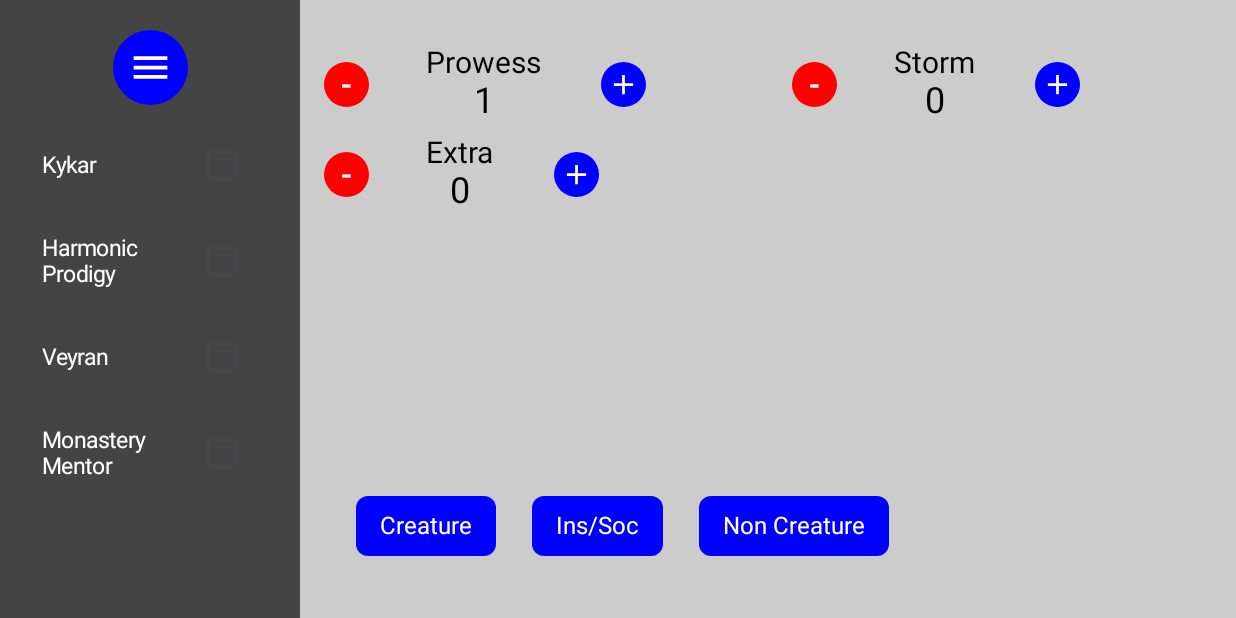
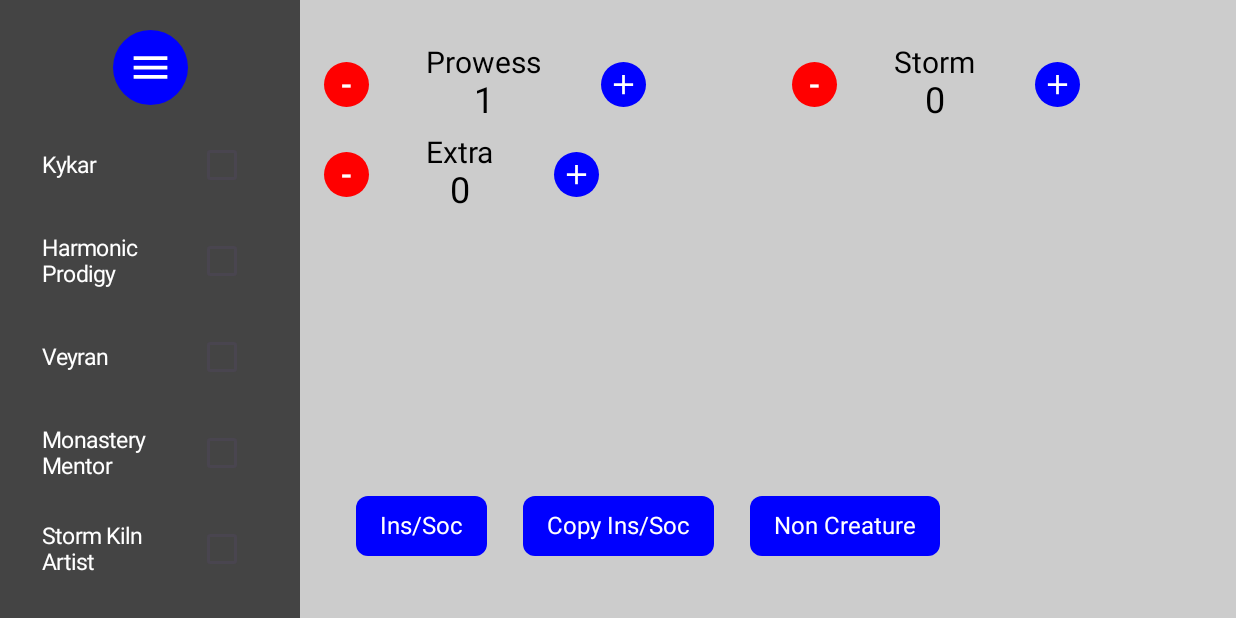
Before and after one commit to PriteshPatel3/SaltSlinger, an Android app built with Jetpack Compose: the screen it shows after launch (MainActivity), after a tap on "Ins/Soc", on a phone screen of 824 x 412 dp (held sideways). Run offline under Robolectric (Android 15) with nearby library versions, the phone set to English and light mode, and no system bars; 3 other taps on this screen came first.

Commit message:
Added triggerType to Item Grouped token tracker by a data class GameResources with string maping to relevant tracker Added cast function to increment relevant tracker based on checked items and items trigger type Mapped cast fucntions to cast buttons

```diff
--- a/app/src/main/java/com/example/myapplication/MainActivity.kt
+++ b/app/src/main/java/com/example/myapplication/MainActivity.kt
@@ -1,16 +1,12 @@
 package com.example.myapplication
 
-import android.graphics.Rect
+import com.example.myapplication.getItemsByTriggerType
 import android.os.Bundle
-import android.view.TouchDelegate
-import android.view.View
-import android.widget.Button
 import androidx.activity.ComponentActivity
 import androidx.activity.SystemBarStyle
 import androidx.activity.compose.setContent
 import androidx.activity.enableEdgeToEdge
 import androidx.compose.animation.core.animateDpAsState
-import androidx.compose.animation.core.tween
 import androidx.compose.foundation.background
 import androidx.compose.foundation.clickable
 import androidx.compose.foundation.layout.Arrangement
@@ -21,35 +17,27 @@ import androidx.compose.foundation.layout.FlowRow
 import androidx.compose.foundation.layout.PaddingValues
 import androidx.compose.foundation.layout.Row
 import androidx.compose.foundation.layout.Spacer
-import androidx.compose.foundation.layout.defaultMinSize
 import androidx.compose.foundation.layout.fillMaxHeight
 import androidx.compose.foundation.layout.fillMaxSize
 import androidx.compose.foundation.layout.fillMaxWidth
-import androidx.compose.foundation.layout.height
 import androidx.compose.foundation.layout.padding
 import androidx.compose.foundation.layout.size
 import androidx.compose.foundation.layout.width
 import androidx.compose.foundation.layout.wrapContentWidth
-import androidx.compose.foundation.lazy.grid.GridCells
-import androidx.compose.foundation.lazy.grid.LazyHorizontalGrid
-import androidx.compose.foundation.lazy.grid.LazyVerticalGrid
 import androidx.compose.foundation.rememberScrollState
 import androidx.compose.foundation.shape.CircleShape
 import androidx.compose.foundation.shape.RoundedCornerShape
 import androidx.compose.foundation.verticalScroll
 import androidx.compose.material.icons.Icons
 import androidx.compose.material.icons.filled.Add
-import androidx.compose.material.icons.filled.ArrowBack
-import androidx.compose.material.icons.filled.ArrowForward
 import androidx.compose.material.icons.filled.Menu
 import androidx.compose.material3.Button
 import androidx.compose.material3.ButtonDefaults
 import androidx.compose.material3.Checkbox
 import androidx.compose.material3.Icon
-import androidx.compose.material3.Surface
 import androidx.compose.material3.Text
-import androidx.compose.material3.TextField
 import androidx.compose.runtime.Composable
+import androidx.compose.runtime.MutableState
 import androidx.compose.runtime.getValue
 import androidx.compose.runtime.mutableStateMapOf
 import androidx.compose.runtime.mutableStateOf
@@ -60,10 +48,10 @@ import androidx.compose.ui.Modifier
 import androidx.compose.ui.graphics.Color
 import androidx.compose.ui.graphics.vector.ImageVector
 import androidx.compose.ui.text.TextStyle
-import androidx.compose.ui.text.font.FontWeight
 import androidx.compose.ui.unit.Dp
 import androidx.compose.ui.unit.dp
 import androidx.compose.ui.unit.sp
+import kotlin.reflect.KMutableProperty0
 
 data class Item(
     val id: Int,
@@ -71,8 +59,30 @@ data class Item(
     val code: String,
     val resourceType: String, // e.g., "spirit", "monk", "treasure"
     val baseIncrement: Int = 1, // Default increment
-    val synergyRules: (Map<String, Boolean>) -> Int = { 0 } // Additional increment based on other items
+    val triggerType: String, // what causes this Item to generate its resource
+    val synergyRules: (Map<String, Boolean>) -> Int = { 0 }, // Additional increment based on other items
 )
+
+// Define the data class outside of any composable
+data class GameResources(
+    val spirit: MutableState<Int> = mutableStateOf(0),
+    val prowess: MutableState<Int> = mutableStateOf(0),
+    val treasure: MutableState<Int> = mutableStateOf(0),
+    val storm: MutableState<Int> = mutableStateOf(0),
+    val monk: MutableState<Int> = mutableStateOf(0),
+    val extraResource: MutableState<Int> = mutableStateOf(0),
+    val isPanelExpanded: Boolean = false
+) {
+    // Optionally, keep your resourceMap for convenience
+    val resourceMap: Map<String, MutableState<Int>> = mapOf(
+        "spirit" to spirit,
+        "prowess" to prowess,
+        "treasure" to treasure,
+        "storm" to storm,
+        "monk" to monk,
+        "extraResource" to extraResource
+    )
+}
 
 class MainActivity : ComponentActivity() {
     override fun onCreate(savedInstanceState: Bundle?) {
@@ -91,12 +101,8 @@ class MainActivity : ComponentActivity() {
 @OptIn(ExperimentalLayoutApi::class)
 @Composable
 fun GameResourceTracker() {
-    var spirit by remember { mutableStateOf(0) }
-    var prowess by remember { mutableStateOf(0) }
-    var treasure by remember { mutableStateOf(0) }
-    var storm by remember { mutableStateOf(0) }
-    var monk by remember { mutableStateOf(0) }
-    var extraResource by remember { mutableStateOf(0) }
+//    var gameResources by remember { mutableStateOf(GameResources()) }
+    val gameResources = remember { GameResources() }
     var isPanelExpanded by remember { mutableStateOf(false) } // State for panel
 
     // Animate the panel width
@@ -106,16 +112,30 @@ fun GameResourceTracker() {
 
     // This inits random items with item class structure
     val items = listOf(
-        Item(1, "Kykar", "kykar", "spirit", 1, { states ->
+        Item(1, "Kykar", "kykar", "spirit", 1, "noncreature", { states ->
             var extra = 0
             if (states["hProdigy"] == true) extra += 1 // Harmonic doubles it
             if (states["veyran"] == true) extra += 1  // Veyran adds another
             extra
         }),
-        Item(2, "Harmonic Prodigy", "hProdigy", "none", 0), // No direct resource, just synergy
-        Item(3, "Veyran", "veyran", "none", 0), // No direct resource, just synergy
-        Item(4, "Monastery Mentor", "mMentor", "monk", 1, { states ->
-            if (states["hProdigy"] == true) 1 else 0 // Harmonic doubles, Veyran has no effect
+        Item(2, "Harmonic Prodigy", "hProdigy", "none", 0, "none"), // No direct resource, just synergy
+        Item(3, "Veyran", "veyran", "none", 0, "none"), // No direct resource, just synergy
+        Item(4, "Monastery Mentor", "mMentor", "monk", 1, "noncreature", { states ->
+            var extra = 0
+            if (states["hProdigy"] == true) extra += 1 // Harmonic doubles, Veyran has no effect
+            extra
+        }),
+        Item(5, "Storm Kiln Artist", "skArtist", "treasure", 1, "magecraft", { states ->
+            var extra = 0
+            if (states["hProdigy"] == true) extra += 1
+            if (states["veyran"] == true) extra += 1  // Veyran adds another
+            extra
+        }),
+        Item(6, "Storm Kiln Artist2", "skArtist2", "treasure", 1, "magecraft", { states ->
+            var extra = 0
+            if (states["hProdigy"] == true) extra += 1
+            if (states["veyran"] == true) extra += 1  // Veyran adds another
+            extra
         })
     )
 
@@ -204,20 +224,20 @@ fun GameResourceTracker() {
                 .padding(top = 25.dp),
             horizontalArrangement = Arrangement.SpaceEvenly
         ) {
-            CounterColumn("Prowess", prowess, { prowess++ }, { prowess-- }, Modifier.weight(1f))
-            CounterColumn("Storm", storm, { storm++ }, { storm-- }, Modifier.weight(1f))
+            CounterColumn("Prowess", gameResources.prowess.value, { gameResources.prowess.value++ }, { gameResources.prowess.value-- }, Modifier.weight(1f))
+            CounterColumn("Storm", gameResources.storm.value, { gameResources.storm.value++ }, { gameResources.storm.value-- }, Modifier.weight(1f))
+            CounterColumn("Extra", gameResources.extraResource.value, { gameResources.extraResource.value++ }, { gameResources.extraResource.value-- }, Modifier.weight(1f))
 
             if (checkedStates["kykar"] == true) {
-                val spiritIncrement = calculateIncrement("spirit", checkedStates, items)
-                CounterColumn("Spirit", spirit, { spirit += spiritIncrement }, { spirit-- }, Modifier.weight(1f))
+//                CounterColumn("Spirit", spirit, { spirit += spiritIncrement }, { spirit-- }, Modifier.weight(1f))
+                CounterColumn("Spirit", gameResources.spirit.value, { gameResources.spirit.value++ }, { gameResources.spirit.value-- }, Modifier.weight(1f))
             }
             if (checkedStates["skArtist"] == true){
-                CounterColumn("Treasure", treasure, { treasure++ }, { treasure-- }, Modifier.weight(1f))
+                CounterColumn("Treasure", gameResources.treasure.value, { gameResources.treasure.value++ }, { gameResources.treasure.value-- }, Modifier.weight(1f))
             }
             if (checkedStates["mMentor"] == true){
-                CounterColumn("Monk", monk, { monk++ }, { monk-- }, Modifier.weight(1f))
+                CounterColumn("Monk", gameResources.monk.value, { gameResources.monk.value++ }, { gameResources.monk.value-- }, Modifier.weight(1f))
             }
-            CounterColumn("Extra", extraResource, { extraResource++ }, { extraResource-- }, Modifier.weight(1f))
         }
 
         FlowRow(
@@ -227,23 +247,37 @@ fun GameResourceTracker() {
             horizontalArrangement = Arrangement.SpaceEvenly,
             verticalArrangement = Arrangement.Bottom // Align content to bottom
         ) {
-            CastColumn("Creature", {})
-            CastColumn("Ins/Soc", {})
-            CastColumn("Non Creature", {})
+//            CastColumn("Creature", {})
+            CastColumn("Ins/Soc", { cast("noncreature", gameResources, items, checkedStates ); cast("magecraft", gameResources, items, checkedStates ) })
+            CastColumn("Copy Ins/Soc", { cast("magecraft", gameResources, items, checkedStates ) })
+            CastColumn("Non Creature", { cast("noncreature", gameResources, items, checkedStates ) })
         }
         }
     }
 }
-fun calculateIncrement(resourceType: String, checkedStates: Map<String, Boolean>, items: List<Item>): Int {
+fun calculateIncrement(resourceType: String, checkedStates: Map<String, Boolean>, item: Item): Int {
     var totalIncrement = 0
-    items.filter { checkedStates[it.code] == true }.forEach { item ->
-        if (item.resourceType == resourceType) {
-            totalIncrement += item.baseIncrement + item.synergyRules(checkedStates)
-        }
+    if (item.resourceType == resourceType) {
+        totalIncrement += item.baseIncrement + item.synergyRules(checkedStates)
     }
     return totalIncrement
 }
 
+fun cast(
+    triggerType: String,
+    gameResources: GameResources,
+    items: List<Item>,
+    checkedStates: Map<String, Boolean>
+) {
+    val filtheredItems = getItemsByTriggerType(items, triggerType)
+        .filter { item -> checkedStates[item.code] == true }
+    filtheredItems.forEach { item ->
+        val resourceIncrement = calculateIncrement(item.resourceType, checkedStates, item)
+        gameResources.resourceMap[item.resourceType]?.let { resourceState ->
+            resourceState.value = resourceState.value + resourceIncrement
+        }
+    }
+}
 @Composable
 fun SidePanelItem(
     item: Item,
--- /dev/null
+++ b/app/src/main/java/com/example/myapplication/notes.txt
@@ -0,0 +1,3 @@
+Prowess - trigger on noncreature spell
+skArtist - magecraft - cast/copy instant or sorcery
+storm - any spell
--- /dev/null
+++ b/app/src/main/java/com/example/myapplication/utils.kt
@@ -0,0 +1,5 @@
+package com.example.myapplication
+
+fun getItemsByTriggerType(items: List<Item>, triggerType: String): List<Item> {
+    return items.filter { it.triggerType == triggerType }
+}
```
